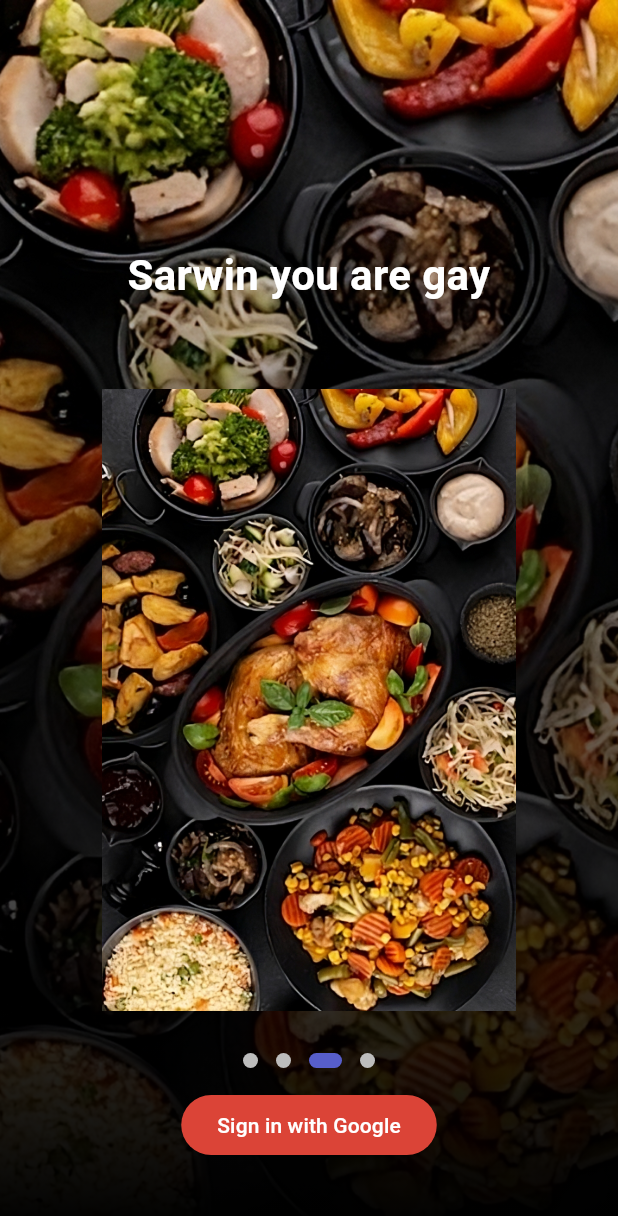
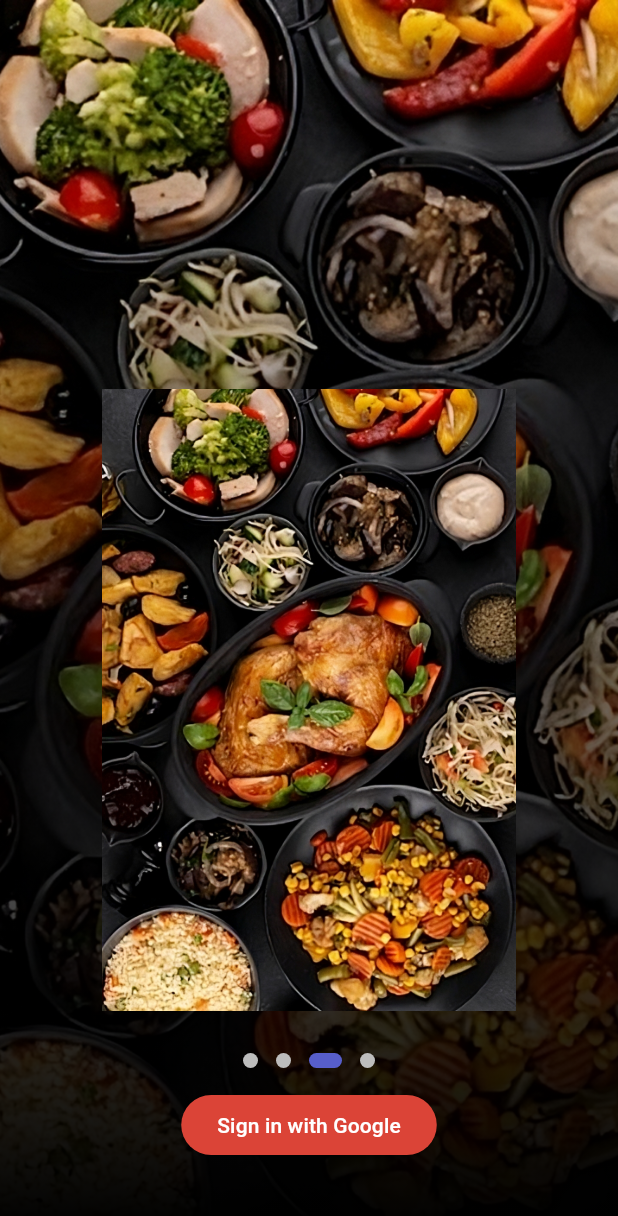
Before and after one commit to RFeiz/recipe-app, a Flutter app: the screen it shows after launch, swiped to page 3, on a phone screen of 412 x 824 dp. Shown: the top 1216 px of the screen. Run offline on Flutter 3.47's test engine with Material 2 defaults, Android fonts, the phone set to English and light mode, and no system bars; drawn by our look-alikes of dynamic_color, introduction_screen; our stand-ins replace cloud_firestore, firebase_auth, firebase_core, flutter_svg, google_sign_in, skeletons; missing offline and left inert: custom_timer; accounts and stored records are empty.

Commit message:
remove unnecessary things

```diff
--- a/my_recipe/lib/login/introductionWidget.dart
+++ b/my_recipe/lib/login/introductionWidget.dart
@@ -95,7 +95,7 @@ class _IntroductionWidgetState extends State<IntroductionWidget>
           reverse: true,
         ),
         PageViewModel(
-          title: "Ugly as fuck",
+          title: "",
           bodyWidget:
               const SizedBox(), // Empty SizedBox to remove the body text
           decoration: pageDecoration.copyWith(
@@ -111,7 +111,7 @@ class _IntroductionWidgetState extends State<IntroductionWidget>
           reverse: true,
         ),
         PageViewModel(
-          title: "Sarwin you are gay",
+          title: "",
           bodyWidget:
               const SizedBox(), // Empty SizedBox to remove the body text
           decoration: pageDecoration.copyWith(
@@ -127,7 +127,7 @@ class _IntroductionWidgetState extends State<IntroductionWidget>
           reverse: true,
         ),
         PageViewModel(
-          title: "same as farhaan, gay",
+          title: "",
           bodyWidget:
               const SizedBox(), // Empty SizedBox to remove the body text
           decoration: pageDecoration.copyWith(
```
